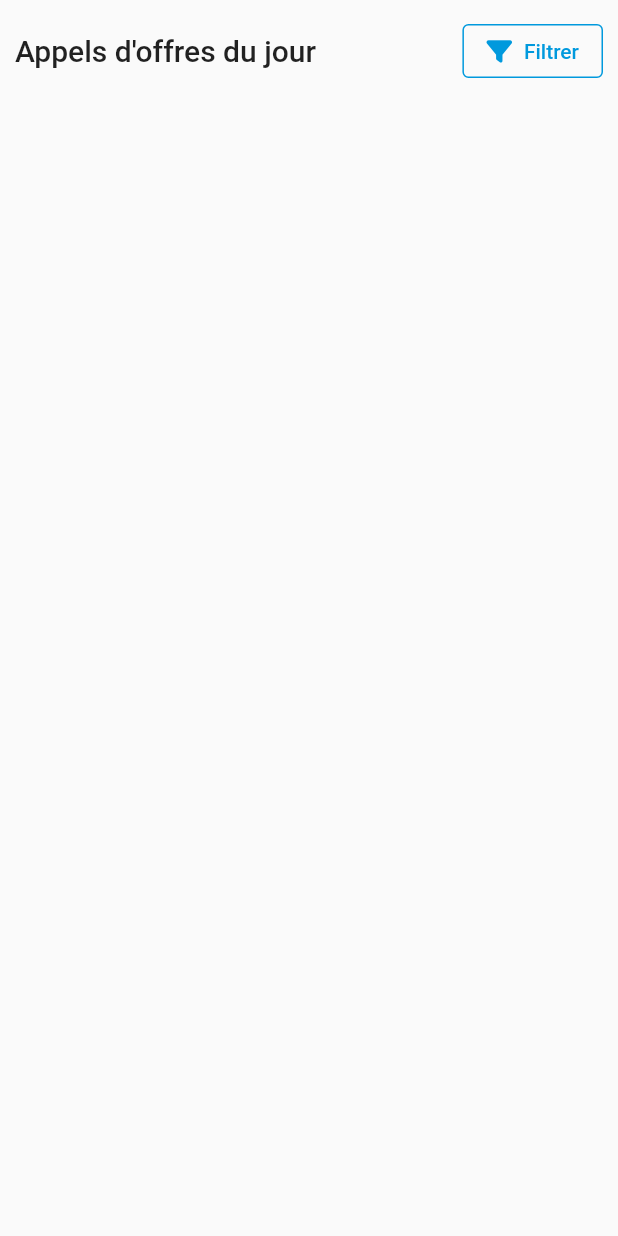
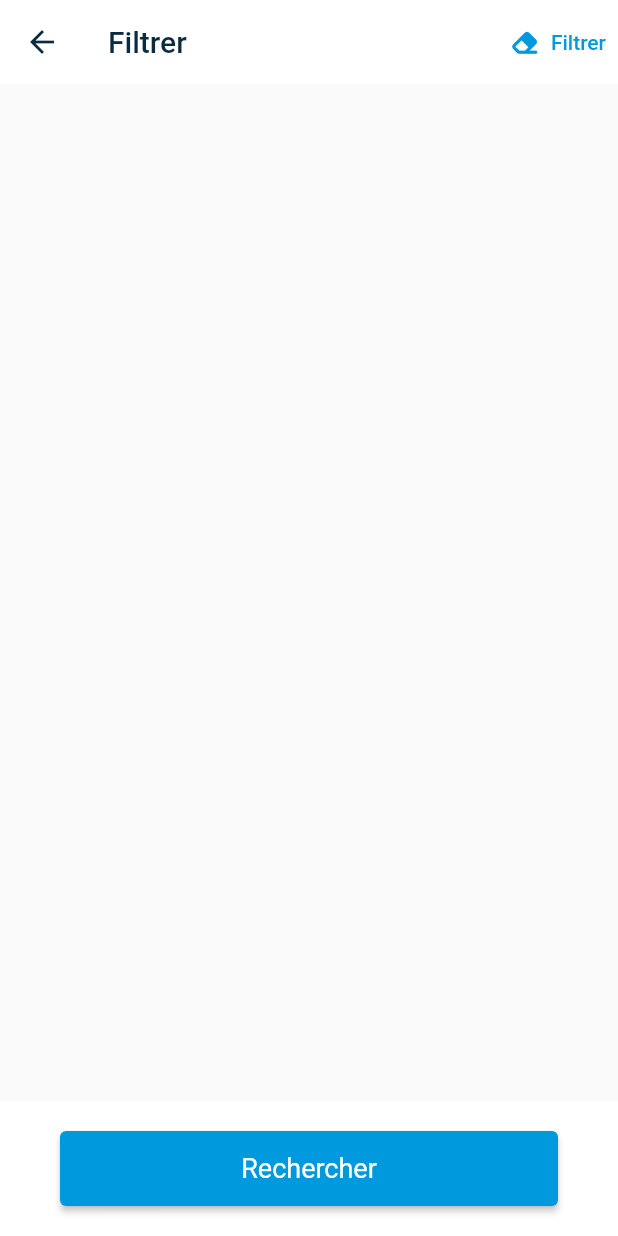
Before and after one commit to NaimCode/Offres_Online_App, a Flutter app: the AppelsOffresJour widget shown alone on an empty page, opened directly, after a tap on "Filtrer", on a phone screen of 412 x 824 dp. Run offline on Flutter 3.47's test engine with Material 2 defaults, Android fonts, the light colour scheme and no system bars; our stand-ins replace font_awesome_flutter, get, lottie; project files that could hold a hidden picture were left out.

Commit message:
filter page added

```diff
--- a/lib/config/theme.dart
+++ b/lib/config/theme.dart
@@ -20,6 +20,7 @@ MaterialColor PRIMARY_COLOR=const MaterialColor(0xff0B2C40, {
 ThemeData THEME=ThemeData(
   //App background color
   primarySwatch: PRIMARY_COLOR,
+
   primaryColor: const Color(0xff0099DD),
   listTileTheme: ListTileThemeData(
     selectedTileColor: PRIMARY_COLOR.withOpacity(.1),
--- a/lib/pages/appels_offres_jour.dart
+++ b/lib/pages/appels_offres_jour.dart
@@ -1,5 +1,7 @@
 import 'package:flutter/material.dart';
 import 'package:font_awesome_flutter/font_awesome_flutter.dart';
+import 'package:get/route_manager.dart';
+import 'package:offres_onlines/partials/filter_page.dart';
 
 class AppelsOffresJour extends StatefulWidget {
   const AppelsOffresJour({super.key});
@@ -31,7 +33,11 @@ class _AppelsOffresJourState extends State<AppelsOffresJour> {
                           color: Theme.of(context).primaryColor
                          )
                             ),
-                        onPressed: () {},
+                        onPressed:() async{
+                          var filter=await Get.to(()=>const FilterPage());
+
+                          print(filter);
+                        },
                         icon: const FaIcon(FontAwesomeIcons.filter,size: 17),
                         label: const Text('Filtrer'))
                   ],
--- /dev/null
+++ b/lib/partials/filter_page.dart
@@ -0,0 +1,53 @@
+import 'package:flutter/material.dart';
+import 'package:font_awesome_flutter/font_awesome_flutter.dart';
+import 'package:get/route_manager.dart';
+import 'package:offres_onlines/config/theme.dart';
+
+class FilterPage extends StatefulWidget {
+  const FilterPage({super.key});
+
+  @override
+  State<FilterPage> createState() => _FilterPageState();
+}
+
+class _FilterPageState extends State<FilterPage> {
+  @override
+  Widget build(BuildContext context) {
+    return Scaffold(
+      bottomNavigationBar: Container(height: 90,
+      color: Colors.white,
+
+        child: Padding(
+          padding: const EdgeInsets.symmetric(vertical:5,horizontal: 40),
+          child: Center(
+            child: ElevatedButton(
+              style: ElevatedButton.styleFrom(minimumSize: const Size(double.infinity, 50),
+              backgroundColor: Theme.of(context).primaryColor,
+                textStyle: const TextStyle(
+                  fontSize: 18
+                )
+              ),
+              onPressed: (){
+                Get.back(result: {'filter':100,'prix':4000});
+              }, child: const Text('Rechercher')),
+          ),
+        ),
+      ),
+      appBar: AppBar(
+        elevation: 0,
+        backgroundColor: Colors.white,
+        foregroundColor: PRIMARY_COLOR,
+        title: const Text('Filtrer'),
+        actions: [
+          TextButton.icon(
+            style: TextButton.styleFrom(
+              foregroundColor: Theme.of(context).primaryColor
+            ),
+              onPressed: () {},
+              icon: const FaIcon(FontAwesomeIcons.eraser, size: 17),
+              label: const Text('Filtrer'))
+        ],
+      ),
+    );
+  }
+}
```
